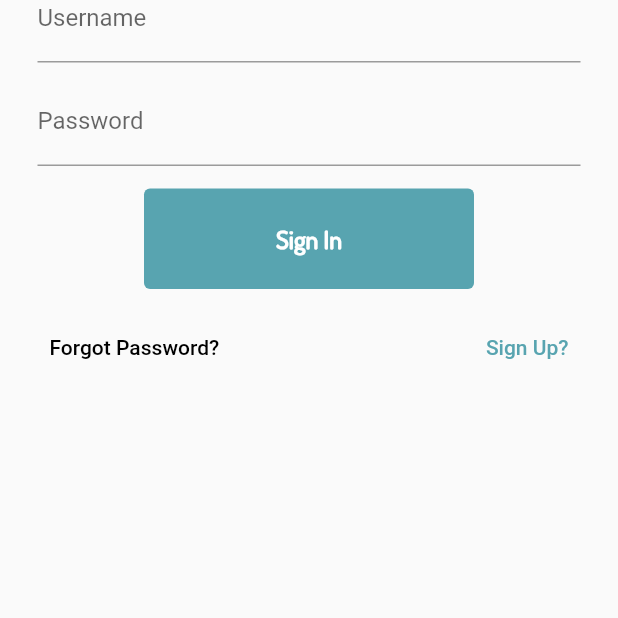
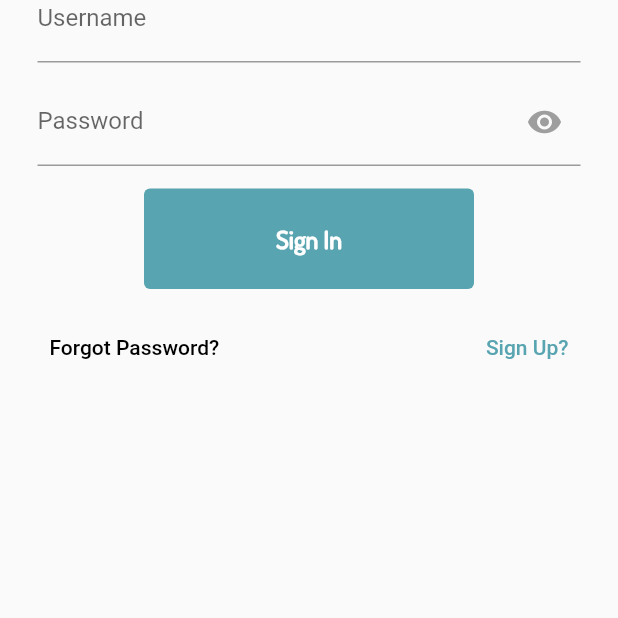
Before and after one commit to Skyrim626/BudgEx, a Flutter app: the screen it shows after launch, on a phone screen of 412 x 824 dp, the part 557-1175 px from its top. Run offline on Flutter 3.47's test engine with Material 2 defaults, Android fonts, the phone set to English and light mode, and no system bars.

Commit message:
versoin 1.1

```diff
--- a/lib/pages/user/user_login.dart
+++ b/lib/pages/user/user_login.dart
@@ -9,6 +9,9 @@ class UserLogin extends StatefulWidget {
 }
 
 class _UserLoginState extends State<UserLogin> {
+
+  bool _obscureText = true; // Initially, set to true to obscure the text
+
   @override
   Widget build(BuildContext context) {
     return Scaffold(
@@ -65,10 +68,23 @@ class _UserLoginState extends State<UserLogin> {
 
                     // password textfield
                     TextFormField(
-                      decoration: const InputDecoration(
-                        hintText: 'Enter your password',
-                        labelText: 'Password',
-                      ),
+                      obscureText: _obscureText,
+                      decoration: InputDecoration(
+                          hintText: 'Enter your password',
+                          labelText: 'Password',
+                          suffixIcon: IconButton(
+                            icon: Icon(
+                              _obscureText
+                                  ? Icons.visibility
+                                  : Icons.visibility_off,
+                              color: Colors.grey,
+                            ),
+                            onPressed: () {
+                              setState(() {
+                                _obscureText = !_obscureText;
+                              });
+                            },
+                          )),
                     ),
                     const SizedBox(
                       height: 15,
@@ -115,9 +131,6 @@ class _UserLoginState extends State<UserLogin> {
                   ],
                 ),
               ),
-
-
-
             ],
           )),
         ),
```
